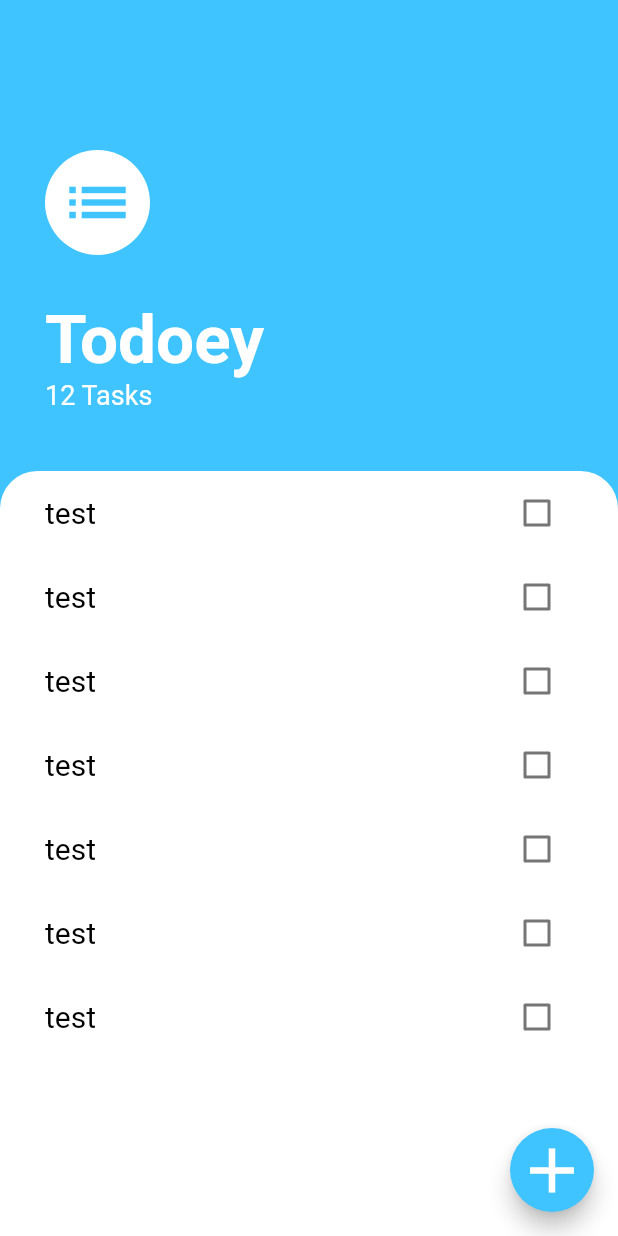
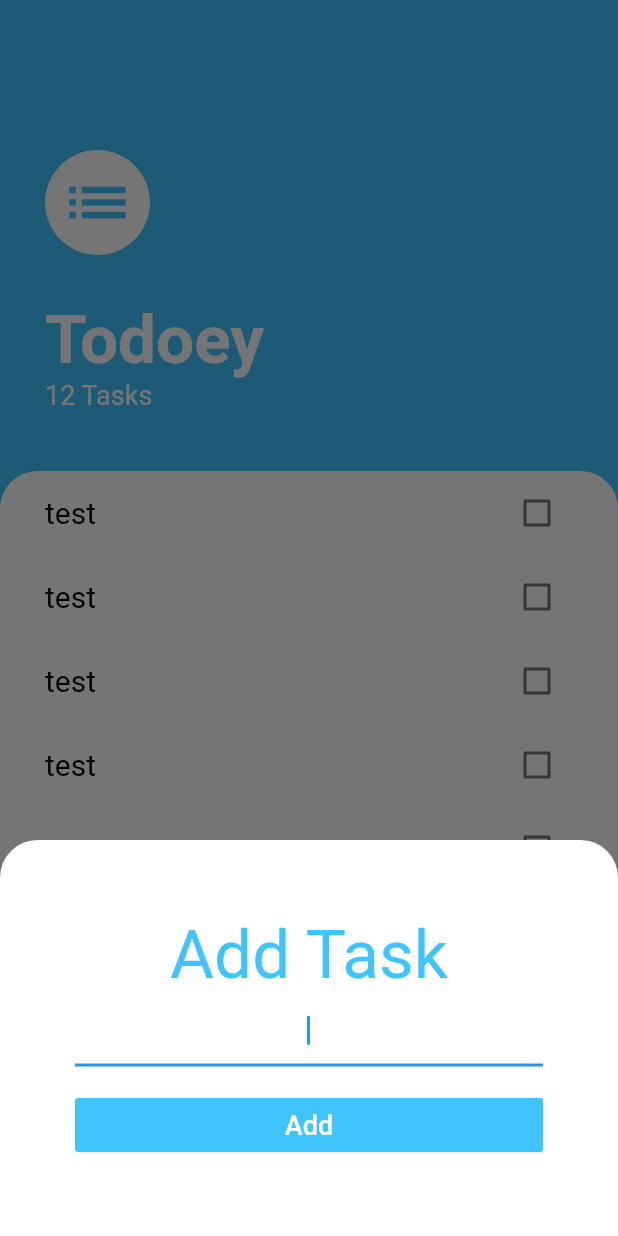
Before and after one commit to AlexToxin/todoey_flutter, a Flutter app: the screen it shows after launch, after a tap on the "add" icon, on a phone screen of 412 x 824 dp. Run offline on Flutter 3.47's test engine with Material 2 defaults, Android fonts, the phone set to English and light mode, and no system bars.

Commit message:
The BottomSheet Widget

```diff
--- /dev/null
+++ b/lib/screens/add_task_screen.dart
@@ -0,0 +1,57 @@
+import 'package:flutter/cupertino.dart';
+import 'package:flutter/material.dart';
+import 'package:todoeyflutter/themes/main.dart';
+
+class AddTaskScreen extends StatelessWidget {
+  @override
+  Widget build(BuildContext context) {
+    return SingleChildScrollView(
+      child: Container(
+        padding:
+            EdgeInsets.only(bottom: MediaQuery.of(context).viewInsets.bottom),
+        color: Color(0xFF757575),
+        child: Container(
+          decoration: BoxDecoration(
+            borderRadius: BorderRadius.only(
+              topRight: Radius.circular(25),
+              topLeft: Radius.circular(25),
+            ),
+            color: Colors.white,
+          ),
+          child: Padding(
+            padding: const EdgeInsets.all(50),
+            child: Column(
+              crossAxisAlignment: CrossAxisAlignment.stretch,
+              children: <Widget>[
+                Text(
+                  'Add Task',
+                  textAlign: TextAlign.center,
+                  style: MainTheme.kTitleTextStyle.copyWith(
+                    color: MainTheme.kPrimaryColor,
+                    fontWeight: FontWeight.normal,
+                  ),
+                ),
+                TextField(
+                  autofocus: true,
+                  textAlign: TextAlign.center,
+                  decoration: InputDecoration(),
+                ),
+                SizedBox(
+                  height: 15,
+                ),
+                FlatButton(
+                  color: MainTheme.kPrimaryColor,
+                  onPressed: () {},
+                  child: Text(
+                    'Add',
+                    style: MainTheme.kSubtitleTextStyle,
+                  ),
+                ),
+              ],
+            ),
+          ),
+        ),
+      ),
+    );
+  }
+}
--- a/lib/screens/tasks_screen.dart
+++ b/lib/screens/tasks_screen.dart
@@ -1,6 +1,7 @@
 import 'package:flutter/cupertino.dart';
 import 'package:flutter/material.dart';
 import 'package:todoeyflutter/components/tasks_list.dart';
+import 'package:todoeyflutter/screens/add_task_screen.dart';
 import 'package:todoeyflutter/themes/main.dart';
 
 class TasksScreen extends StatelessWidget {
@@ -68,7 +69,13 @@ class TasksScreen extends StatelessWidget {
         ],
       ),
       floatingActionButton: FloatingActionButton(
-        onPressed: () {},
+        onPressed: () {
+          showModalBottomSheet(
+            isScrollControlled: true,
+            context: context,
+            builder: (context) => AddTaskScreen(),
+          );
+        },
         backgroundColor: MainTheme.kPrimaryColor,
         child: Icon(
           Icons.add,
```
